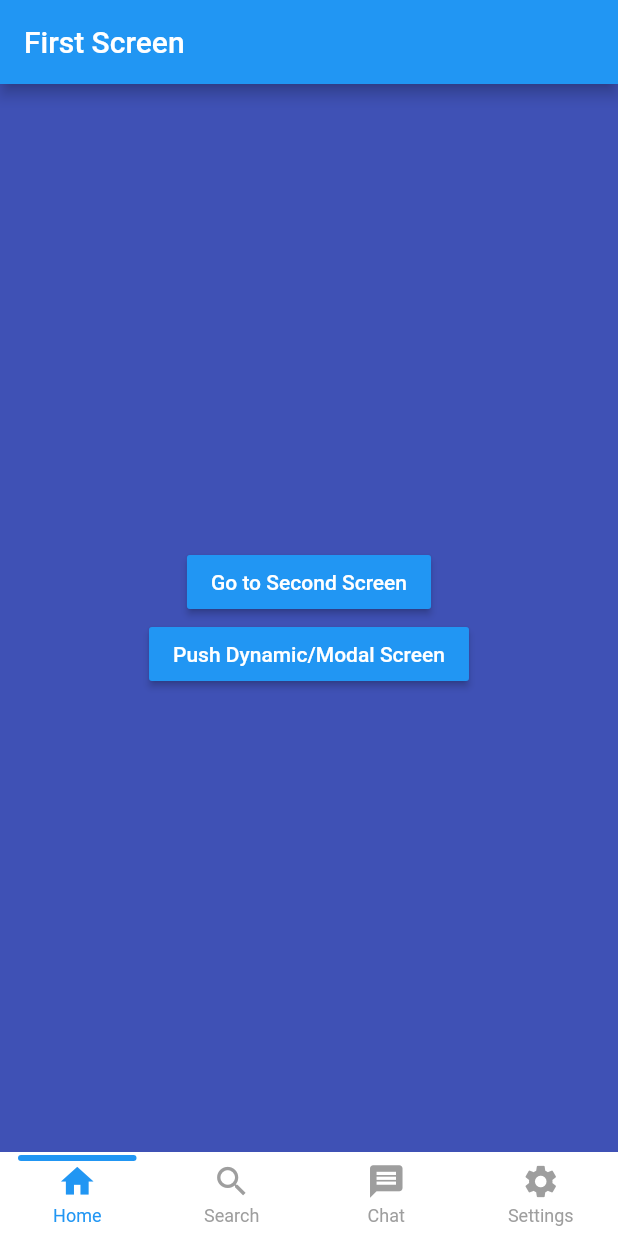
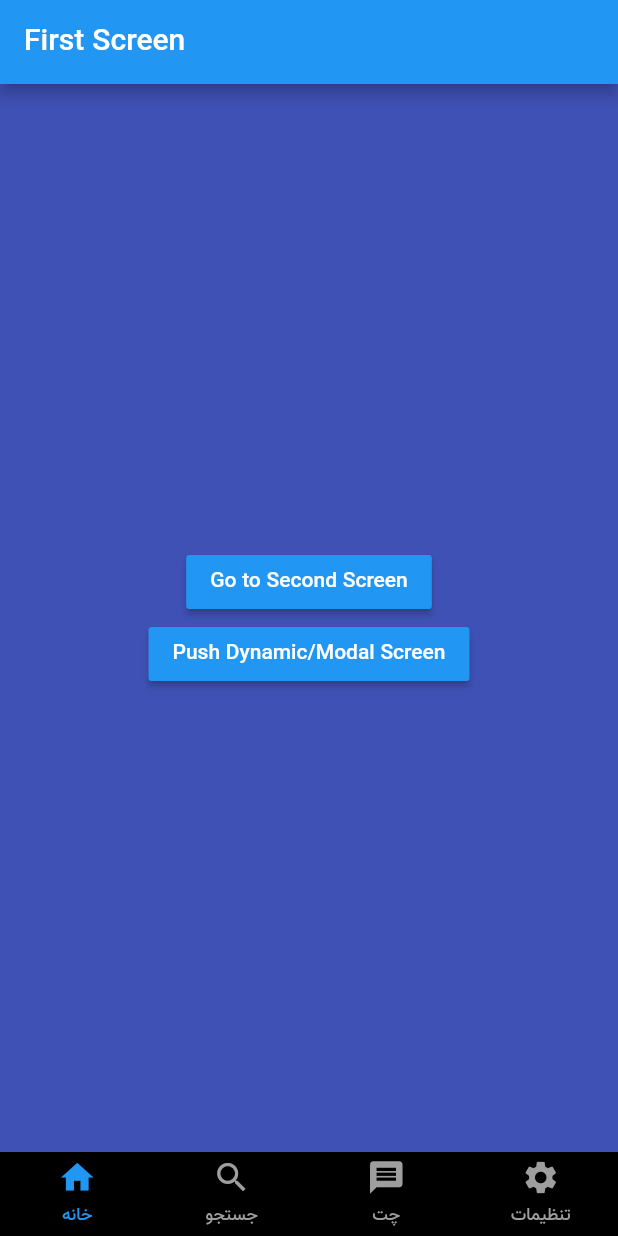
Before and after one commit to esmaeil-ahmadipour/flutter_persistent_nav_bar, a Flutter app: the screen it shows after launch, on a phone screen of 412 x 824 dp. Run offline on Flutter 3.47's test engine with Material 2 defaults, Android fonts, the phone set to English and light mode, and no system bars; drawn by our look-alikes of persistent_bottom_nav_bar.

Commit message:
commit> Add Default Fonts

```diff
--- a/lib/home.dart
+++ b/lib/home.dart
@@ -22,9 +22,9 @@ class _MyHomePageState extends State<MyHomePage> {
   List<Widget> _buildScreens() {
     return [
       HomeScreen(),
-      HomeScreen(),
-      HomeScreen(),
-      HomeScreen(),
+      HomeScreen2(),
+      HomeScreen3(),
+      SettingsScreen(),
     ];
   }
 
@@ -32,31 +32,31 @@ class _MyHomePageState extends State<MyHomePage> {
     return [
       PersistentBottomNavBarItem(
         icon: Icon(Icons.home),
-        title: ("Home"),
+        title: ("خانه"),
         activeColor: Colors.blue,
         inactiveColor: Colors.grey,
-        isTranslucent: true,
+        isTranslucent: false,
       ),
       PersistentBottomNavBarItem(
         icon: Icon(Icons.search),
-        title: ("Search"),
+        title: ("جستجو"),
         activeColor: Colors.teal,
         inactiveColor: Colors.grey,
-        isTranslucent: true,
+        isTranslucent: false,
       ),
       PersistentBottomNavBarItem(
         icon: Icon(Icons.message),
-        title: ("Chat"),
+        title: ("چت"),
         activeColor: Colors.deepOrange,
         inactiveColor: Colors.grey,
-        isTranslucent: true,
+        isTranslucent: false,
       ),
       PersistentBottomNavBarItem(
         icon: Icon(Icons.settings),
-        title: ("Settings"),
+        title: ("تنظیمات"),
         activeColor: Colors.indigo,
         inactiveColor: Colors.grey,
-        isTranslucent: true,
+        isTranslucent: false,
       ),
     ];
   }
@@ -69,7 +69,7 @@ class _MyHomePageState extends State<MyHomePage> {
         items:
         _navBarsItems(), // Redundant here but defined to demonstrate for other than custom style
         confineInSafeArea: true,
-        backgroundColor: Colors.white,
+        backgroundColor: Colors.black,
         handleAndroidBackButtonPress: true,
         onItemSelected: (int) {
           setState(
@@ -86,7 +86,7 @@ class _MyHomePageState extends State<MyHomePage> {
         ),
         itemCount: 4,
         navBarStyle:
-        NavBarStyle.style3 // Choose the nav bar style with this property
+        NavBarStyle.style6// Choose the nav bar style with this property
     );
   }
 }
--- a/lib/main.dart
+++ b/lib/main.dart
@@ -7,6 +7,7 @@ class MyApp extends StatelessWidget {
     return MaterialApp(
       title: 'Persistent Bottom Navigation Bar example project',
       theme: ThemeData(
+        fontFamily: 'Vazir',
         primarySwatch: Colors.blue,
       ),
       home: MyHomePage(),
```
Also changed, not shown: pubspec.yaml (+9 -11 lines), assets/fonts/Vazir-Bold.ttf (added), assets/fonts/Vazir-Light.ttf (added), assets/fonts/Vazir-Medium.ttf (added).
